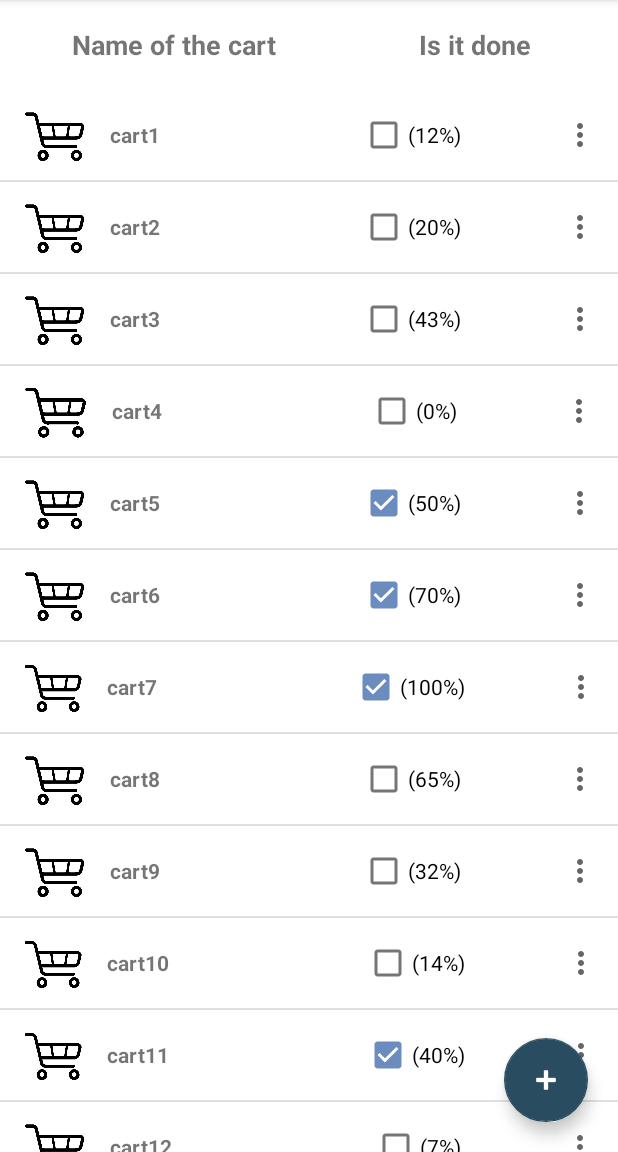
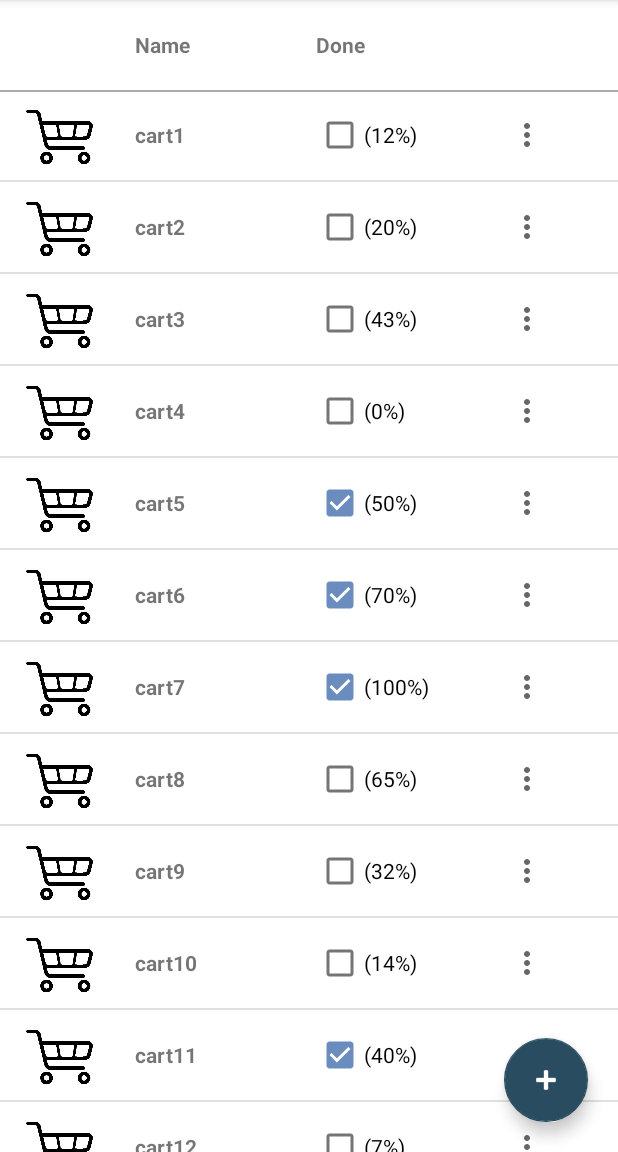
Before and after one commit to molnar75/ShoppingCart, an Android app: the CartListActivity screen opened directly, with no data from a screen before it, on a phone screen of 412 x 824 dp, the part 84-1236 px from its top. Run offline under Robolectric (Android 15) with nearby library versions, the phone set to English and light mode, and no system bars.

Commit message:
Some changes in cart list style

```diff
--- a/app/src/main/res/layout/activity_cart_list.xml
+++ b/app/src/main/res/layout/activity_cart_list.xml
@@ -30,32 +30,49 @@
 
         <TextView
             android:id="@+id/cartImageHeader"
-            android:layout_width="wrap_content"
+            android:layout_width="0dp"
             android:layout_height="60dp"
             android:layout_weight="20"
-            android:text=""
+            android:textStyle="bold"
+            android:gravity="start|left|center_vertical"/>
+
+        <TextView
+            android:id="@+id/cartNameHeader"
+            android:layout_width="0dp"
+            android:layout_height="60dp"
+            android:layout_marginLeft="10dp"
+            android:layout_weight="30"
+            android:gravity="start|left|center_vertical"
+            android:text="Name"
             android:textStyle="bold" />
 
         <TextView
-            android:id="@+id/cartNameHeader"
-            android:layout_width="wrap_content"
+            android:id="@+id/cartCheckboxHeader"
+            android:layout_width="0dp"
             android:layout_height="60dp"
-            android:layout_marginLeft="10dp"
-            android:layout_weight="50"
+            android:layout_weight="30"
             android:gravity="start|left|center_vertical"
-            android:text="Name of the cart"
+            android:text="Done"
+            android:textStyle="bold"/>
+        <TextView
+            android:layout_width="0dp"
+            android:layout_height="60dp"
+            android:layout_weight="10"
             android:textStyle="bold"
-            android:textSize="18sp"/>
+            android:gravity="start|left|center_vertical"/>
 
-        <TextView
-            android:id="@+id/cartCheckboxHeader"
-            android:layout_width="wrap_content"
-            android:layout_height="60dp"
-            android:layout_weight="20"
-            android:gravity="start|left|center_vertical"
-            android:text="Is it done"
-            android:textStyle="bold"
-            android:textSize="18sp"/>
+    </LinearLayout>
+
+    <LinearLayout
+        android:layout_width="match_parent"
+        android:layout_height="match_parent"
+        android:orientation="horizontal"
+        android:layout_marginTop="60dp">
+
+        <View
+            android:layout_width="match_parent"
+            android:layout_height="1dp"
+            android:background="@android:color/darker_gray"/>
 
     </LinearLayout>
 
--- a/app/src/main/res/layout/cart_list_adapter_layout.xml
+++ b/app/src/main/res/layout/cart_list_adapter_layout.xml
@@ -19,29 +19,28 @@
             android:layout_width="0dp"
             android:layout_height="60dp"
             android:layout_weight="20"
-            app:srcCompat="@drawable/cart_black"
-            android:layout_marginLeft="10dp"/>
+            app:srcCompat="@drawable/cart_black" />
 
         <TextView
             android:id="@+id/cartName"
-            android:layout_width="wrap_content"
+            android:layout_width="0dp"
             android:layout_height="60dp"
             android:layout_marginLeft="10dp"
-            android:layout_weight="50"
+            android:layout_weight="30"
             android:gravity="start|left|center_vertical"
             android:textStyle="bold" />
 
         <CheckBox
             android:id="@+id/cartCheckbox"
-            android:layout_width="wrap_content"
+            android:layout_width="0dp"
             android:layout_height="60dp"
-            android:layout_weight="20"
+            android:layout_weight="30"
             android:focusable="false"
             />
 
         <ImageButton
             android:id="@+id/cartMenu"
-            android:layout_width="wrap_content"
+            android:layout_width="0dp"
             android:layout_height="60dp"
             android:src="@drawable/ic_baseline_more_vert_24"
             android:background="@android:color/transparent"
```
